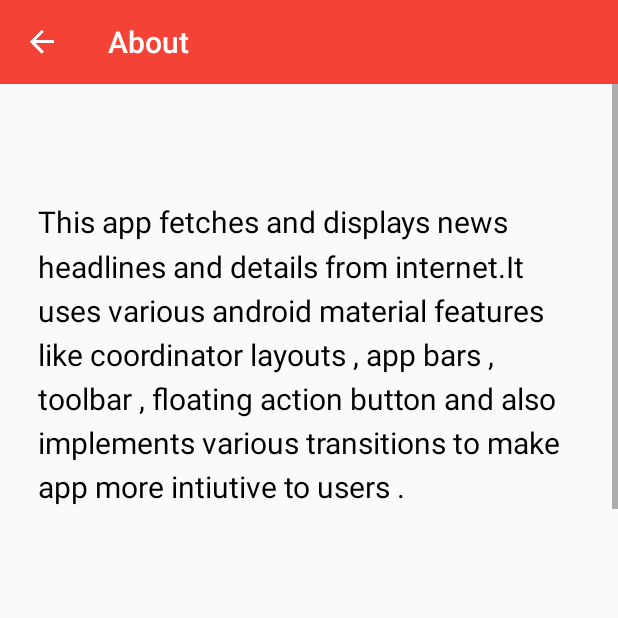
After one commit to nazia-noorani/XYZ-Reader, an Android app: the AboutActivity screen opened directly, with no data from a screen before it, on a phone screen of 412 x 824 dp, the top half of it. The commit adds this screen. Run offline under Robolectric (Android 15) with nearby library versions, the phone set to English and light mode, and no system bars.

Commit message:
final commit

```diff
--- /dev/null
+++ b/src/main/java/com/example/xyzreader/ui/AboutActivity.java
@@ -0,0 +1,30 @@
+package com.example.xyzreader.ui;
+
+import android.os.Bundle;
+import android.support.annotation.Nullable;
+import android.support.v7.app.AppCompatActivity;
+import android.support.v7.widget.Toolbar;
+import android.view.View;
+import android.widget.TextView;
+
+import com.example.xyzreader.R;
+
+/**
+ * Created by nazianoorani on 09/05/16.
+ */
+public class AboutActivity extends AppCompatActivity {
+    @Override
+    protected void onCreate(@Nullable Bundle savedInstanceState) {
+        super.onCreate(savedInstanceState);
+        setContentView(R.layout.activity_about);
+
+        Toolbar toolbar = (Toolbar) findViewById(R.id.toolbar_about);
+        setSupportActionBar(toolbar);
+        toolbar.setNavigationOnClickListener(new View.OnClickListener() {
+            @Override
+            public void onClick(View v) {
+                onBackPressed();
+            }
+        });
+    }
+}
--- /dev/null
+++ b/src/main/res/layout/activity_about.xml
@@ -0,0 +1,36 @@
+<?xml version="1.0" encoding="utf-8"?>
+<LinearLayout xmlns:android="http://schemas.android.com/apk/res/android"
+    xmlns:app="http://schemas.android.com/apk/res-auto"
+    android:orientation="vertical"
+    android:layout_width="match_parent"
+    android:layout_height="match_parent"
+    >
+
+    <android.support.v7.widget.Toolbar
+        android:id="@+id/toolbar_about"
+        app:theme="@style/ThemeOverlay.AppCompat.Dark.ActionBar"
+        android:background="@color/primary"
+        android:layout_width="match_parent"
+        android:layout_height="?actionBarSize"
+        app:title="About"
+        android:titleTextColor="#fff"
+        style="@style/ToolBarWithNavigationBack"/>
+    <ScrollView
+        android:layout_width="match_parent"
+        android:layout_height="wrap_content"
+        android:paddingBottom="10dp"
+        >
+    <TextView
+        android:layout_width="match_parent"
+        android:layout_height="wrap_content"
+        android:layout_marginTop="@dimen/about_text_margin_top"
+        android:text="@string/about_text"
+        android:id="@+id/textView"
+        android:textColor="@color/black"
+        android:gravity="center_vertical"
+        android:padding="@dimen/padding_about_text"
+        android:textSize="@dimen/text_size"
+        android:lineSpacingMultiplier="@fraction/detail_body_line_spacing_multiplier"
+        android:layout_gravity="center_vertical" />
+    </ScrollView>
+</LinearLayout>
--- a/src/main/res/layout/list_item_article.xml
+++ b/src/main/res/layout/list_item_article.xml
@@ -33,7 +33,7 @@
             android:paddingRight="16dp"
             android:paddingBottom="4dp"
             android:textSize="14sp"
-            android:textColor="@color/textHeadline"
+            android:textColor="@color/black"
             android:ellipsize="end"
             android:maxLines="4" />
 
@@ -46,7 +46,7 @@
             android:paddingRight="16dp"
             android:textSize="10sp"
             android:paddingBottom="16dp"
-            android:textColor="@color/textHeadline"
+            android:textColor="@color/black"
             android:maxLines="1"
             android:singleLine="true"
             android:ellipsize="end" />
--- a/src/main/res/menu/main.xml
+++ b/src/main/res/menu/main.xml
@@ -1,5 +1,5 @@
 <menu xmlns:android="http://schemas.android.com/apk/res/android">
     <item
-        android:id="@+id/refresh"
-        android:title="@string/action_refresh" />
+        android:id="@+id/aciton_about"
+        android:title="@string/action_about" />
 </menu>
--- /dev/null
+++ b/src/main/res/transition-v21/explode.xml
@@ -0,0 +1,2 @@
+<?xml version="1.0" encoding="utf-8"?>
+    <explode xmlns:android="http://schemas.android.com/apk/res/android"/>
--- /dev/null
+++ b/src/main/res/transition-v21/slide_in.xml
@@ -0,0 +1,2 @@
+<?xml version="1.0" encoding="utf-8"?>
+<slide xmlns:android="http://schemas.android.com/apk/res/android"/>
--- /dev/null
+++ b/src/main/res/values-v21/styles.xml
@@ -0,0 +1,22 @@
+<?xml version="1.0" encoding="utf-8"?>
+<resources>
+    <style name="Theme.Bacon.Detail" parent="@style/Theme.Bacon">
+        <!--<item name="android:windowContentTransitions">true</item>-->
+        <!--<item name="android:windowEnterTransition">@transition/slide_in</item>-->
+
+    </style>
+
+    <style name="Theme.Bacon.Main" parent="Theme.Bacon">
+        <!--<item name="android:windowContentTransitions">true</item>-->
+        <item name="android:windowExitTransition">@transition/explode</item>
+        <item name="android:windowReenterTransition">@transition/slide_in</item>
+    </style>
+
+    <style name="Theme.Bacon" parent="@style/Theme.AppCompat.Light.NoActionBar">
+        <item name="colorPrimary">@color/primary</item>
+        <item name="colorPrimaryDark">@color/primaryDark</item>
+        <item name="colorAccent">@color/colorAccent</item>
+        <item name="android:windowContentTransitions">true</item>
+        <item name="android:windowAllowEnterTransitionOverlap">true</item>
+    </style>
+</resources>
--- a/src/main/res/values/colors.xml
+++ b/src/main/res/values/colors.xml
@@ -25,7 +25,7 @@
     <color name="primary">#F44336</color>
     <color name="primaryDark">#D32F2F</color>
     <color name="colorAccent">#FFD740</color>
-    <color name="textHeadline">#000</color>
+    <color name="black">#000</color>
     <color name="transprent">#00000000</color>
     <color name="blue">#448AFF</color>
 
--- a/src/main/res/values/dimens.xml
+++ b/src/main/res/values/dimens.xml
@@ -7,5 +7,9 @@
     <dimen name="fab_elevation">2dp</dimen>
     <dimen name="fab_press_translation_z">6dp</dimen>
     <dimen name="fab_margin">24dp</dimen>
+    <dimen name="text_size">20sp</dimen>
+    <dimen name="padding_about_text">25dp</dimen>
+    <dimen name="about_text_margin_top">35dp</dimen>
+
 
 </resources>
--- a/src/main/res/values/strings.xml
+++ b/src/main/res/values/strings.xml
@@ -3,10 +3,14 @@
     <string name="app_name">XYZ Reader</string>
     <string name="welcome_xyz_reader">Welcome to XYZ Reader!</string>
 
-    <string name="action_refresh">Refresh</string>
+    <string name="action_about">About</string>
     <string name="action_settings">Settings</string>
     <string name="action_share">Share</string>
 
     <string name="up">Up</string>
 
+    <string name="transition_name">image</string>
+    <string name="about_text">This app fetches and displays news headlines and details from internet.It uses various android material
+    features like coordinator layouts , app bars , toolbar , floating action button and also implements various transitions to make app more intiutive to users .</string>
+
 </resources>
--- a/src/main/res/values/styles.xml
+++ b/src/main/res/values/styles.xml
@@ -21,15 +21,18 @@
         <item name="colorPrimary">@color/primary</item>
         <item name="colorPrimaryDark">@color/primaryDark</item>
         <item name="colorAccent">@color/colorAccent</item>
+        <item name="android:windowContentTransitions">true</item>
     </style>
 
-    <style name="Theme.Bacon.Detail">
-        <item name="android:statusBarColor">@android:color/transparent</item>
-    </style>
+    <!--<style name="Theme.Bacon.Detail" parent="Theme.Bacon">-->
+        <!--&lt;!&ndash;<item name="android:statusBarColor">@android:color/transparent</item>&ndash;&gt;-->
+    <!--</style>-->
     <style name="ToolBarWithNavigationBack">
         <item name="navigationIcon">@drawable/ic_arrow_back</item>
     </style>
 
+    <style name="Theme.Bacon.Main" parent="Theme.Bacon">
+    </style>
 
     <style name="CollapsingToolbarLayoutExpandedTextStyle" parent="">
         <item name="android:textColor">@android:color/transparent</item>
```
Also changed, not shown: src/main/AndroidManifest.xml (+6 -2 lines), src/main/java/com/example/xyzreader/ui/ArticleDetailActivity.java (+27 -11 lines), src/main/java/com/example/xyzreader/ui/ArticleDetailFragment.java (+11 -21 lines), src/main/java/com/example/xyzreader/ui/ArticleListActivity.java (+51 -4 lines), src/main/res/layout/activity_article_list.xml (+29 -27 lines), src/main/assets/Rosario-Regular.ttf (deleted), 274 other files.
